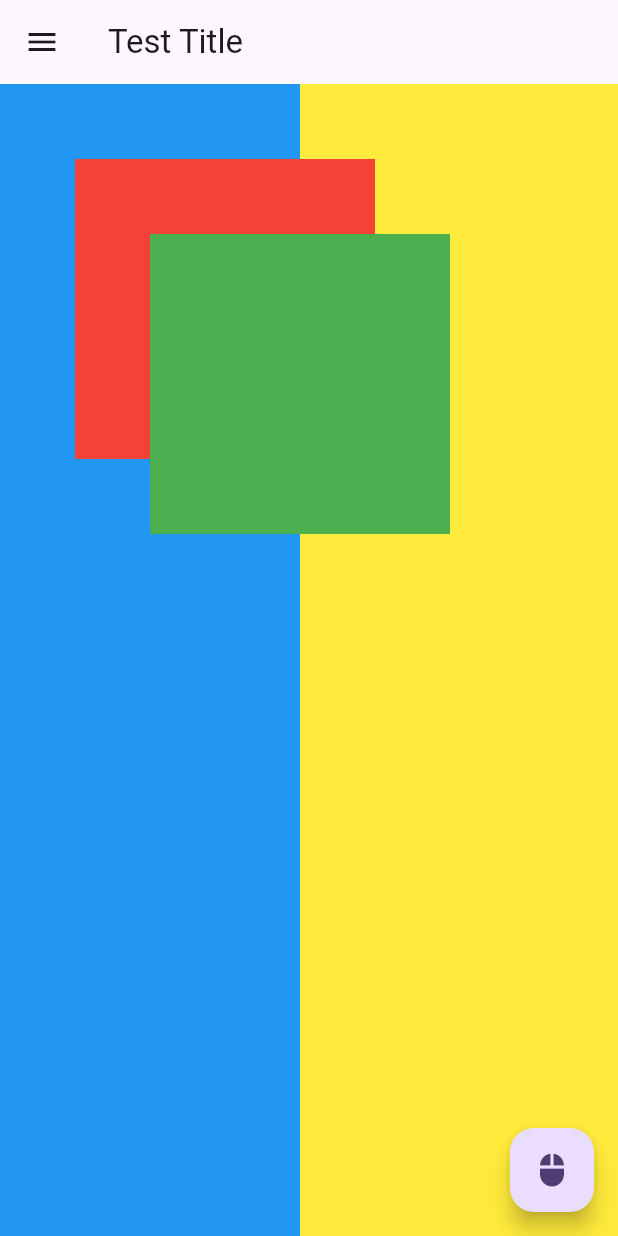
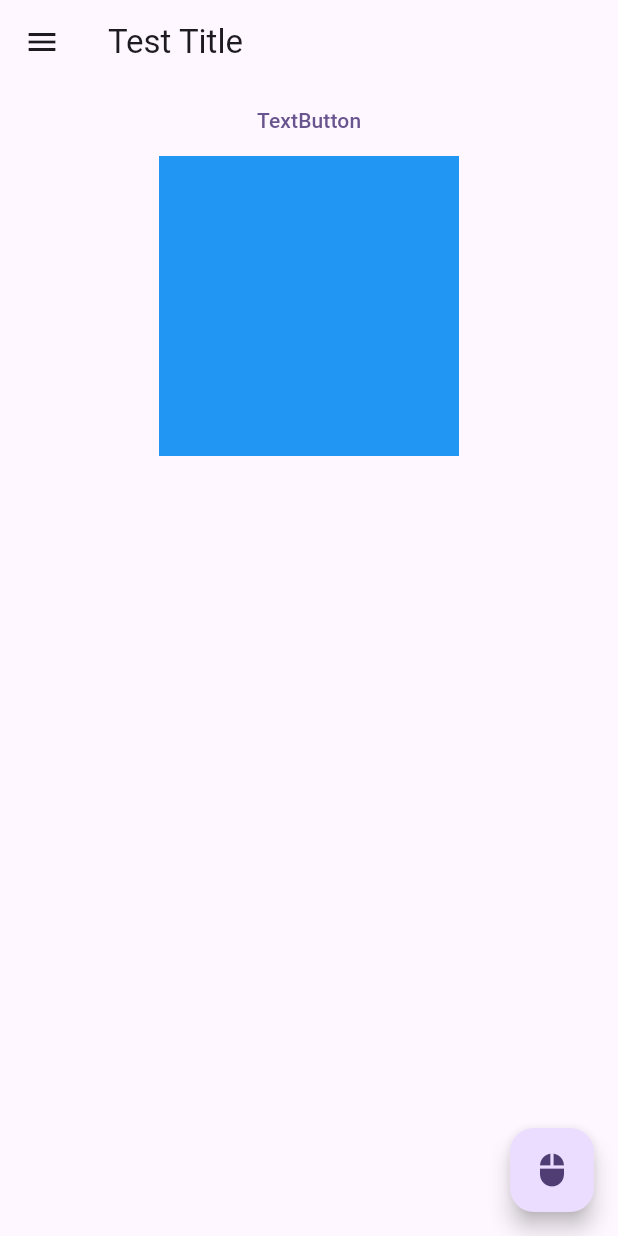
Before and after one commit to song1900/flutter-practice-project, a Flutter app: the screen it shows after launch, on a phone screen of 412 x 824 dp. Run offline on Flutter 3.47's test engine with Material 3 defaults, Android fonts, the phone set to English and light mode, and no system bars.

```diff
--- a/project/lib/main.dart
+++ b/project/lib/main.dart
@@ -49,6 +49,25 @@ class _MyHomePageState extends State<MyHomePage> {
           )
         ],
       ),
+      body: Center(
+        child: Column(
+          children: [
+            TextButton(
+              onPressed: () => print("Text Button Clicked"),
+              child: const Text("TextButton")
+              ),
+              GestureDetector(
+                onTap: () => print("GestureDetector used."),
+                child: Container(
+                  width: 200,
+                  height: 200,
+                  color: Colors.blue,
+                ),
+              )
+          ],
+        )
+      ),
+      /*
       body: Container(
         width: MediaQuery.of(context).size.width,
         color: Colors.yellow,
@@ -112,6 +131,7 @@ class _MyHomePageState extends State<MyHomePage> {
         ),
         */
       ),
+      */
       floatingActionButton: FloatingActionButton(
         onPressed: () => print("Cliked"),
         child: const Icon(Icons.mouse),
```
